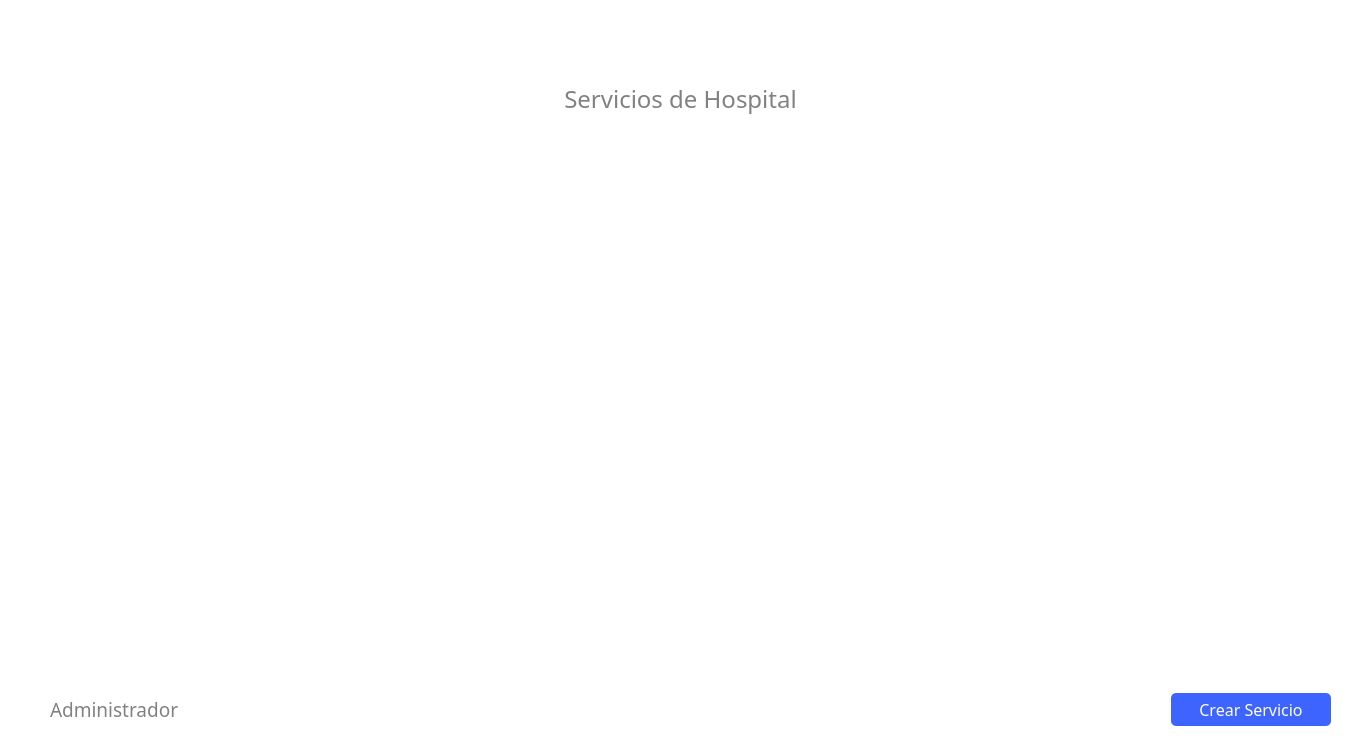
Old version of the form hospital-Core/Widgets/Administrador/administrador_servicios_hospital.ui in the repository MrDanielG/Hospital-SCRUM.
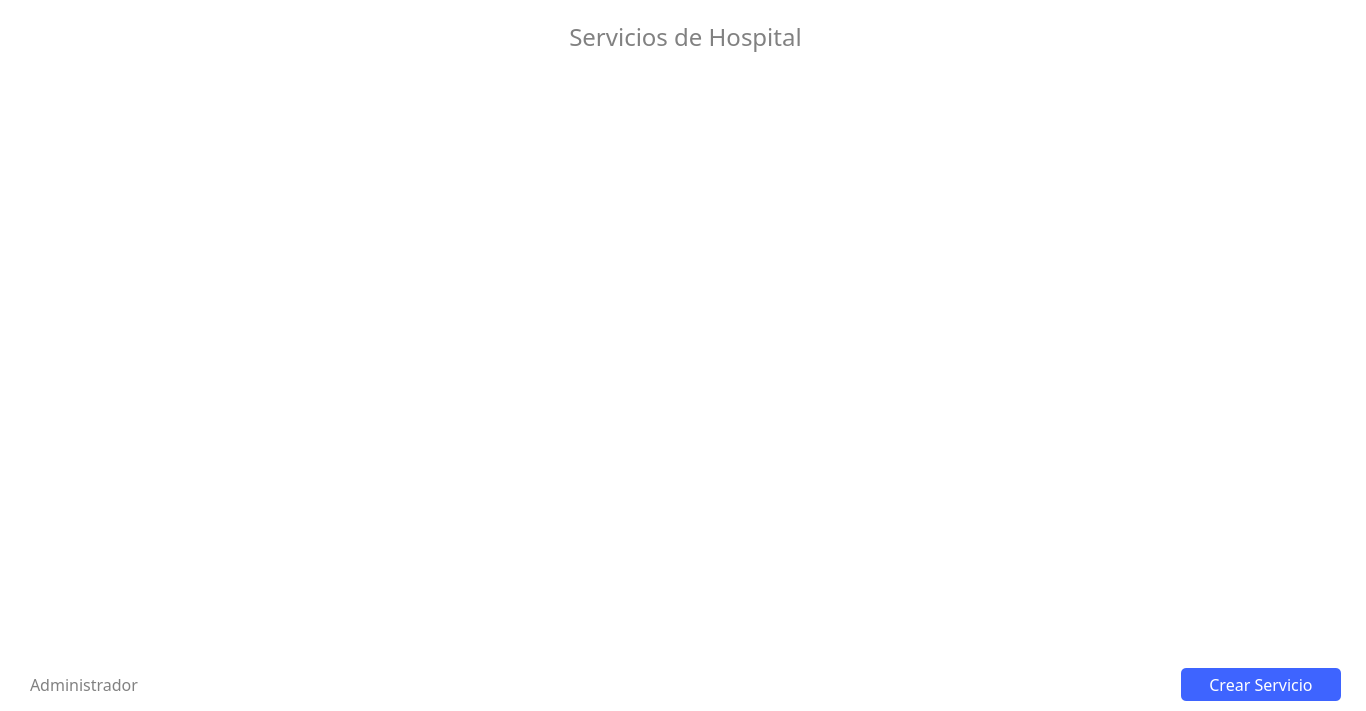
New version of the form.

The edit to the form file:
```diff
--- a/hospital-Core/Widgets/Administrador/administrador_servicios_hospital.ui
+++ b/hospital-Core/Widgets/Administrador/administrador_servicios_hospital.ui
@@ -7,7 +7,7 @@
     <x>0</x>
     <y>0</y>
     <width>1366</width>
-    <height>750</height>
+    <height>711</height>
    </rect>
   </property>
   <property name="windowTitle">
@@ -19,7 +19,7 @@
      <x>0</x>
      <y>0</y>
      <width>1366</width>
-     <height>750</height>
+     <height>721</height>
     </rect>
    </property>
    <property name="styleSheet">
@@ -29,15 +29,18 @@
     <string/>
    </property>
   </widget>
+  <widget class="QWidget" name="">
+   <property name="geometry">
+    <rect>
+     <x>30</x>
+     <y>20</y>
+     <width>1311</width>
+     <height>681</height>
+    </rect>
+   </property>
+   <layout class="QVBoxLayout" name="verticalLayout">
+    <item>
   <widget class="QLabel" name="label_2">
-   <property name="geometry">
-    <rect>
-     <x>0</x>
-     <y>70</y>
-     <width>1361</width>
-     <height>57</height>
-    </rect>
-   </property>
    <property name="font">
     <font>
      <family>Montserrat</family>
@@ -47,7 +50,8 @@
     </font>
    </property>
    <property name="styleSheet">
-    <string notr="true">color: #818181;</string>
+       <string notr="true">color: #818181;
+background-color: none;</string>
    </property>
    <property name="text">
     <string>Servicios de Hospital</string>
@@ -56,22 +60,72 @@
     <set>Qt::AlignCenter</set>
    </property>
   </widget>
-  <widget class="QWidget" name="layoutWidget_2">
+    </item>
+    <item>
+     <widget class="QScrollArea" name="scrollArea">
+      <property name="minimumSize">
+       <size>
+        <width>0</width>
+        <height>0</height>
+       </size>
+      </property>
+      <property name="cursor" stdset="0">
+       <cursorShape>ArrowCursor</cursorShape>
+      </property>
+      <property name="mouseTracking">
+       <bool>false</bool>
+      </property>
+      <property name="styleSheet">
+       <string notr="true">background-color: white;
+border:none;</string>
+      </property>
+      <property name="verticalScrollBarPolicy">
+       <enum>Qt::ScrollBarAsNeeded</enum>
+      </property>
+      <property name="horizontalScrollBarPolicy">
+       <enum>Qt::ScrollBarAlwaysOff</enum>
+      </property>
+      <property name="sizeAdjustPolicy">
+       <enum>QAbstractScrollArea::AdjustToContents</enum>
+      </property>
+      <property name="widgetResizable">
+       <bool>true</bool>
+      </property>
+      <widget class="QWidget" name="scrollareaalbum">
    <property name="geometry">
     <rect>
-     <x>50</x>
-     <y>690</y>
-     <width>1281</width>
-     <height>39</height>
-    </rect>
-   </property>
+         <x>0</x>
+         <y>0</y>
+         <width>1309</width>
+         <height>602</height>
+        </rect>
+       </property>
+       <property name="cursor">
+        <cursorShape>PointingHandCursor</cursorShape>
+       </property>
+       <property name="autoFillBackground">
+        <bool>false</bool>
+       </property>
+       <layout class="QGridLayout" name="gridLayout_2">
+        <item row="0" column="0">
+         <layout class="QGridLayout" name="gridLayout">
+          <property name="sizeConstraint">
+           <enum>QLayout::SetMaximumSize</enum>
+          </property>
+         </layout>
+        </item>
+       </layout>
+      </widget>
+     </widget>
+    </item>
+    <item>
    <layout class="QHBoxLayout" name="horizontalLayout_3">
     <item>
      <widget class="QLabel" name="label_4">
       <property name="font">
        <font>
         <family>Montserrat</family>
-        <pointsize>14</pointsize>
+          <pointsize>12</pointsize>
         <weight>50</weight>
         <bold>false</bold>
        </font>
@@ -139,69 +193,8 @@
      </widget>
     </item>
    </layout>
-  </widget>
-  <widget class="QScrollArea" name="scrollArea">
-   <property name="geometry">
-    <rect>
-     <x>40</x>
-     <y>150</y>
-     <width>1291</width>
-     <height>521</height>
-    </rect>
-   </property>
-   <property name="minimumSize">
-    <size>
-     <width>0</width>
-     <height>0</height>
-    </size>
-   </property>
-   <property name="cursor" stdset="0">
-    <cursorShape>ArrowCursor</cursorShape>
-   </property>
-   <property name="mouseTracking">
-    <bool>false</bool>
-   </property>
-   <property name="styleSheet">
-    <string notr="true">background-color: white;
-border:none;</string>
-   </property>
-   <property name="verticalScrollBarPolicy">
-    <enum>Qt::ScrollBarAsNeeded</enum>
-   </property>
-   <property name="horizontalScrollBarPolicy">
-    <enum>Qt::ScrollBarAlwaysOff</enum>
-   </property>
-   <property name="sizeAdjustPolicy">
-    <enum>QAbstractScrollArea::AdjustToContents</enum>
-   </property>
-   <property name="widgetResizable">
-    <bool>true</bool>
-   </property>
-   <widget class="QWidget" name="scrollareaalbum">
-    <property name="geometry">
-     <rect>
-      <x>0</x>
-      <y>0</y>
-      <width>1291</width>
-      <height>521</height>
-     </rect>
-    </property>
-    <property name="cursor">
-     <cursorShape>PointingHandCursor</cursorShape>
-    </property>
-    <property name="autoFillBackground">
-     <bool>false</bool>
-    </property>
-    <layout class="QGridLayout" name="gridLayout_2">
-     <item row="0" column="0">
-      <layout class="QGridLayout" name="gridLayout">
-       <property name="sizeConstraint">
-        <enum>QLayout::SetMaximumSize</enum>
-       </property>
-      </layout>
-     </item>
-    </layout>
-   </widget>
+    </item>
+   </layout>
   </widget>
  </widget>
  <resources/>
```
Lines whose indentation alone changed are shown as unchanged.
